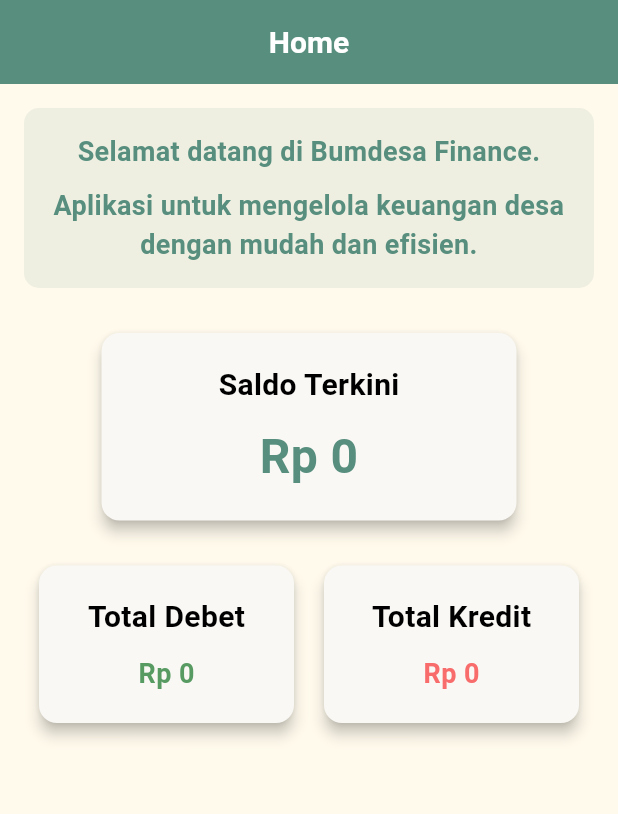
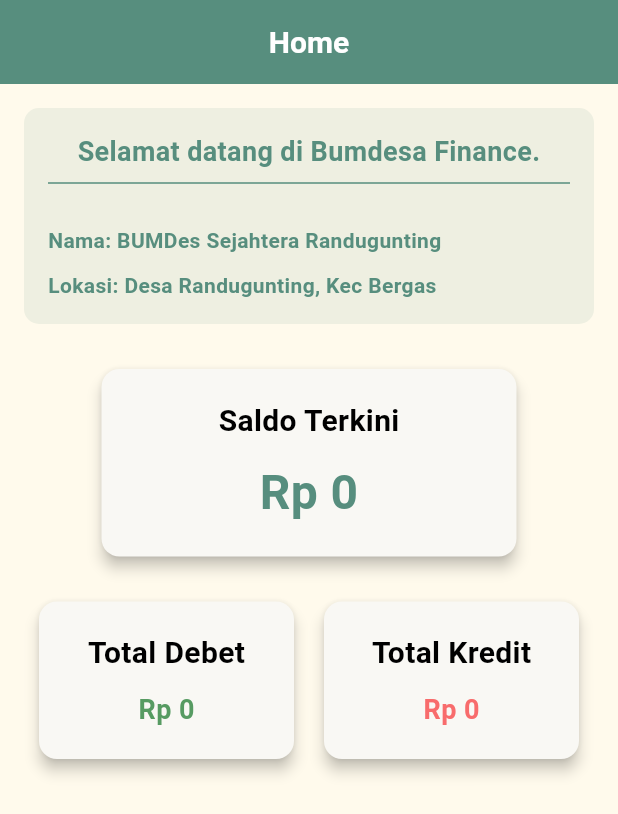
Before and after one commit to jonyxz/bumdesa-finance, a Flutter app: the HomePage screen opened directly with empty values, on a phone screen of 412 x 824 dp. Shown: the top 814 px of the screen. Run offline on Flutter 3.47's test engine with Material 3 defaults, Android fonts, the phone set to English and light mode, and no system bars; our stand-ins replace cloud_firestore, firebase_auth, firebase_core, shared_preferences; accounts and stored records are empty.

Commit message:
Add basic information on HomePage

```diff
--- a/lib/pages/dashboard/HomePage.dart
+++ b/lib/pages/dashboard/HomePage.dart
@@ -127,15 +127,52 @@ class _HomePageState extends State<HomePage> {
                           ),
                           textAlign: TextAlign.center,
                         ),
+                        Divider(color: primaryColor),
+                        SizedBox(height: 20),
+                        Row(
+                          children: [
+                            Text(
+                              'Nama: ',
+                              style: TextStyle(
+                                fontSize: 14,
+                                fontWeight: FontWeight.bold,
+                                color: primaryColor,
+                              ),
+                            ),
+                            Expanded(
+                              child: Text(
+                                'BUMDes Sejahtera Randugunting',
+                                style: TextStyle(
+                                  fontSize: 14,
+                                  fontWeight: FontWeight.bold,
+                                  color: primaryColor,
+                                ),
+                              ),
+                            ),
+                          ],
+                        ),
                         SizedBox(height: 10),
-                        Text(
-                          'Aplikasi untuk mengelola keuangan desa dengan mudah dan efisien.',
-                          style: TextStyle(
-                            fontSize: 18,
-                            fontWeight: FontWeight.bold,
-                            color: primaryColor,
-                          ),
-                          textAlign: TextAlign.center,
+                        Row(
+                          children: [
+                            Text(
+                              'Lokasi: ',
+                              style: TextStyle(
+                                fontSize: 14,
+                                fontWeight: FontWeight.bold,
+                                color: primaryColor,
+                              ),
+                            ),
+                            Expanded(
+                              child: Text(
+                                'Desa Randugunting, Kec Bergas',
+                                style: TextStyle(
+                                  fontSize: 14,
+                                  fontWeight: FontWeight.bold,
+                                  color: primaryColor,
+                                ),
+                              ),
+                            ),
+                          ],
                         ),
                       ],
                     ),
```
